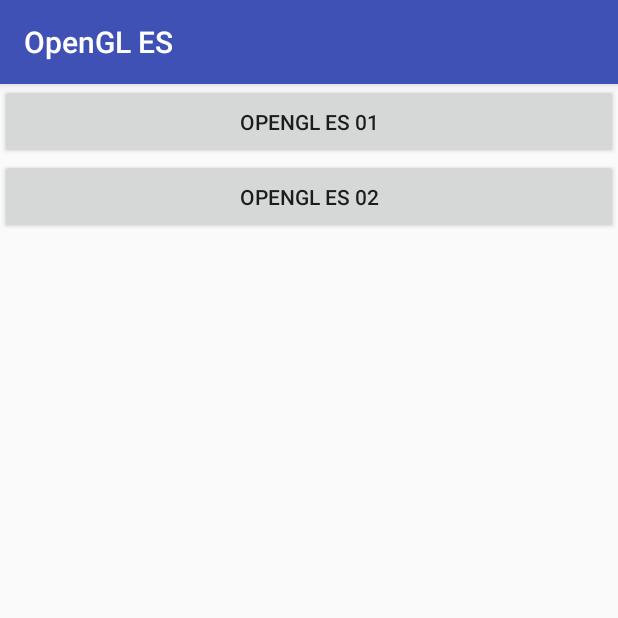
After one commit to starry001/MediaProject, an Android app: the OpenGLMainActivity screen opened directly, with no data from a screen before it, on a phone screen of 412 x 824 dp, the top half of it. The commit adds this screen. Run offline under Robolectric (Android 15) with nearby library versions, the phone set to English and light mode, and no system bars.

```diff
--- a/app/src/main/java/com/example/surfaceview/opengl/MyGLRenderer.kt
+++ b/app/src/main/java/com/example/surfaceview/opengl/My01GLRenderer.kt
@@ -7,7 +7,7 @@ import android.util.Log
 import javax.microedition.khronos.egl.EGLConfig
 import javax.microedition.khronos.opengles.GL10
 
-class MyGLRenderer : GLSurfaceView.Renderer {
+class My01GLRenderer : GLSurfaceView.Renderer {
     private var mSquare: Square? = null
     private var mTriangle: Triangle? = null
 
--- a/app/src/main/java/com/example/surfaceview/opengl/MyGLSurfaceView.kt
+++ b/app/src/main/java/com/example/surfaceview/opengl/MyGLSurfaceView.kt
@@ -6,7 +6,7 @@ import android.view.MotionEvent
 
 class MyGLSurfaceView(context: Context) : GLSurfaceView(context) {
 
-    private val mRenderer: MyGLRenderer
+    private val mRenderer: My01GLRenderer
 
     private val TOUCH_SCALE_FACTOR = 180.0f / 320
     private var mPreviousX: Float = 0.toFloat()
@@ -18,7 +18,7 @@ class MyGLSurfaceView(context: Context) : GLSurfaceView(context) {
         setEGLContextClientVersion(3)
 
         // Set the Renderer for drawing on the GLSurfaceView
-        mRenderer = MyGLRenderer()
+        mRenderer = My01GLRenderer()
         setRenderer(mRenderer)
 
         // Render the view only when there is a change in the drawing data
--- a/app/src/main/java/com/example/surfaceview/ui/IndexActivity.kt
+++ b/app/src/main/java/com/example/surfaceview/ui/IndexActivity.kt
@@ -42,7 +42,7 @@ class IndexActivity : BaseActivity() {
         }
 
         opengl.setOnClickListener {
-            mIntent = Intent(this@IndexActivity, OpenGLESActivity::class.java)
+            mIntent = Intent(this@IndexActivity, OpenGLMainActivity::class.java)
             startActivity(mIntent)
         }
     }
--- a/app/src/main/java/com/example/surfaceview/ui/OpenGLESActivity.kt
+++ b/app/src/main/java/com/example/surfaceview/ui/OpenGLES01Activity.kt
@@ -5,7 +5,8 @@ import android.os.Bundle
 import android.support.v7.app.AppCompatActivity
 import com.example.surfaceview.opengl.MyGLSurfaceView
 
-class OpenGLESActivity : AppCompatActivity() {
+//绘制图形
+class OpenGLES01Activity : AppCompatActivity() {
     private var mGLView: GLSurfaceView? = null
 
 
--- /dev/null
+++ b/app/src/main/java/com/example/surfaceview/ui/OpenGLMainActivity.kt
@@ -0,0 +1,26 @@
+package com.example.surfaceview.ui
+
+import android.content.Intent
+import android.os.Bundle
+import android.support.v7.app.AppCompatActivity
+import com.example.surfaceview.R
+import kotlinx.android.synthetic.main.activity_main_opengl.*
+
+class OpenGLMainActivity:AppCompatActivity() {
+    private lateinit var mIntent: Intent
+
+    override fun onCreate(savedInstanceState: Bundle?) {
+        super.onCreate(savedInstanceState)
+        setContentView(R.layout.activity_main_opengl)
+
+        opengl_01.setOnClickListener {
+            mIntent = Intent(this@OpenGLMainActivity, OpenGLES01Activity::class.java)
+            startActivity(mIntent)
+        }
+
+        opengl_02.setOnClickListener {
+            mIntent = Intent(this@OpenGLMainActivity, OpenGLES02Activity::class.java)
+            startActivity(mIntent)
+        }
+    }
+}
--- /dev/null
+++ b/app/src/main/res/layout/activity_main_opengl.xml
@@ -0,0 +1,25 @@
+<?xml version="1.0" encoding="utf-8"?>
+<ScrollView xmlns:android="http://schemas.android.com/apk/res/android"
+    xmlns:tools="http://schemas.android.com/tools"
+    android:layout_width="match_parent"
+    android:layout_height="match_parent"
+    tools:context=".ui.IndexActivity">
+
+    <LinearLayout
+        android:layout_width="match_parent"
+        android:layout_height="match_parent"
+        android:orientation="vertical">
+
+        <Button
+            android:id="@+id/opengl_01"
+            android:layout_width="match_parent"
+            android:layout_height="50dp"
+            android:text="OpenGL ES 01" />
+
+        <Button
+            android:id="@+id/opengl_02"
+            android:layout_width="match_parent"
+            android:layout_height="50dp"
+            android:text="OpenGL ES 02" />
+    </LinearLayout>
+</ScrollView>
```
Also changed, not shown: app/src/main/AndroidManifest.xml (+30 -8 lines), app/src/main/java/com/example/surfaceview/opengl/Coordinate.kt (added, +58 -0 lines), app/src/main/java/com/example/surfaceview/opengl/My02GLRenderer.kt (added, +61 -0 lines), app/src/main/java/com/example/surfaceview/opengl/Square.kt (+4 -4 lines), app/src/main/java/com/example/surfaceview/opengl/Triangle.kt (+6 -4 lines), app/src/main/java/com/example/surfaceview/ui/OpenGLES02Activity.kt (added, +30 -0 lines).
